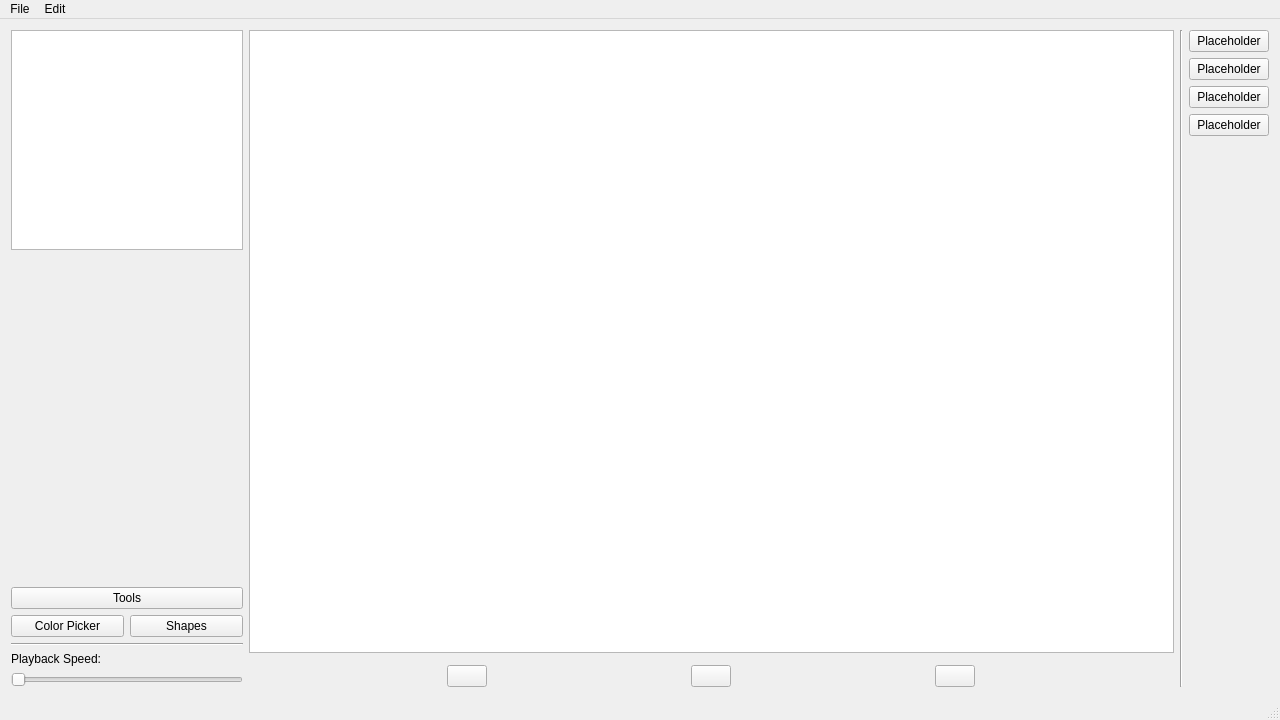
The window that A6-SpriteEditor/A6-SpriteEditor/mainwindow.ui (thePeterPan/CS3505-2016) describes before a commit, drawn with Qt 5.
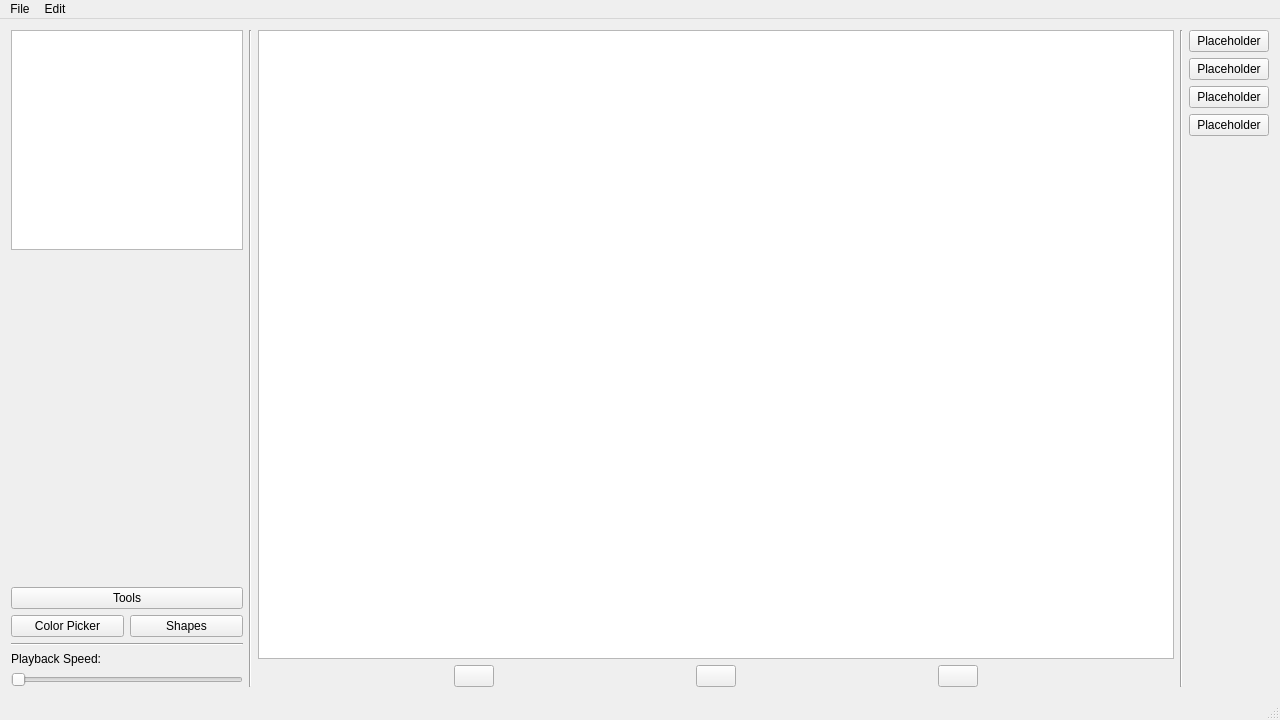
The same window after the commit. Icons and pictures are not drawn.

Commit message:
Got the quit function working.
Also added UI objects to header although I don't think that it's
necessary. Adjusted UI elements.

What changed in the file:
```diff
--- a/A6-SpriteEditor/A6-SpriteEditor/mainwindow.ui
+++ b/A6-SpriteEditor/A6-SpriteEditor/mainwindow.ui
@@ -107,18 +107,18 @@
         </item>
        </layout>
       </item>
+      <item>
+       <widget class="Line" name="line">
+        <property name="orientation">
+         <enum>Qt::Vertical</enum>
+        </property>
+       </widget>
+      </item>
       <item>
        <layout class="QVBoxLayout" name="imageView_VLayout">
         <item>
          <widget class="QGraphicsView" name="graphicsView"/>
         </item>
-        <item>
-         <widget class="Line" name="line">
-          <property name="orientation">
-           <enum>Qt::Vertical</enum>
-          </property>
-         </widget>
-        </item>
         <item>
          <layout class="QHBoxLayout" name="mainEditor_HLayout">
           <item>
```
Left out of the diff: 9 changed lines with no effect on the pictures. The commit also changes 2 other files.
